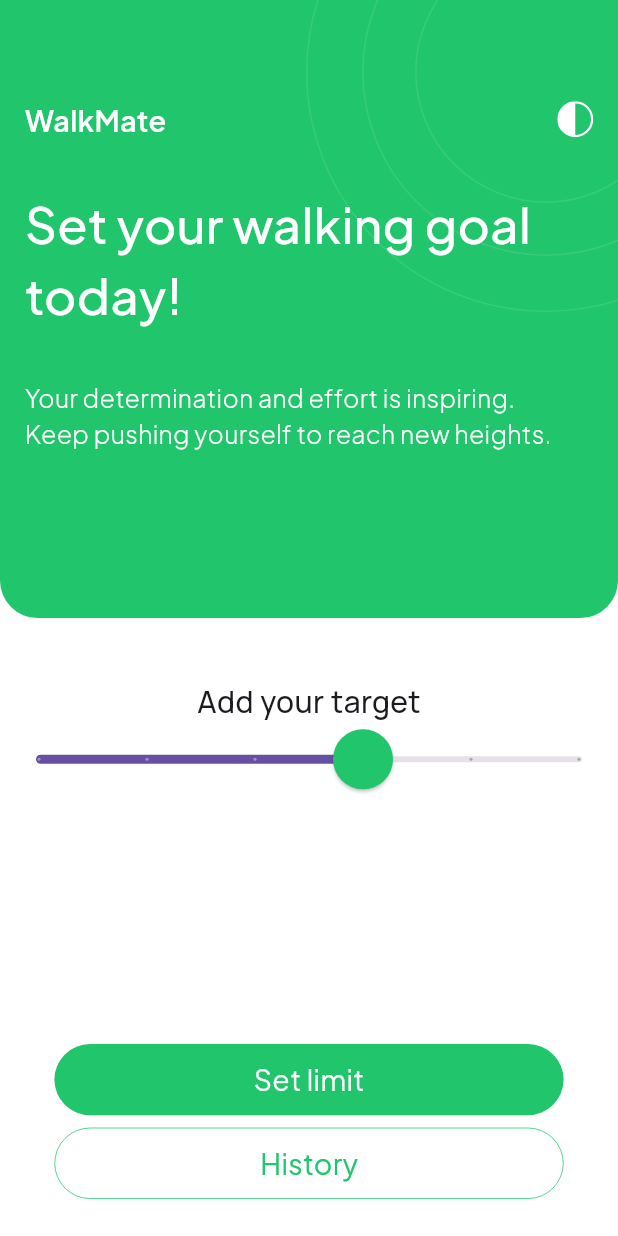
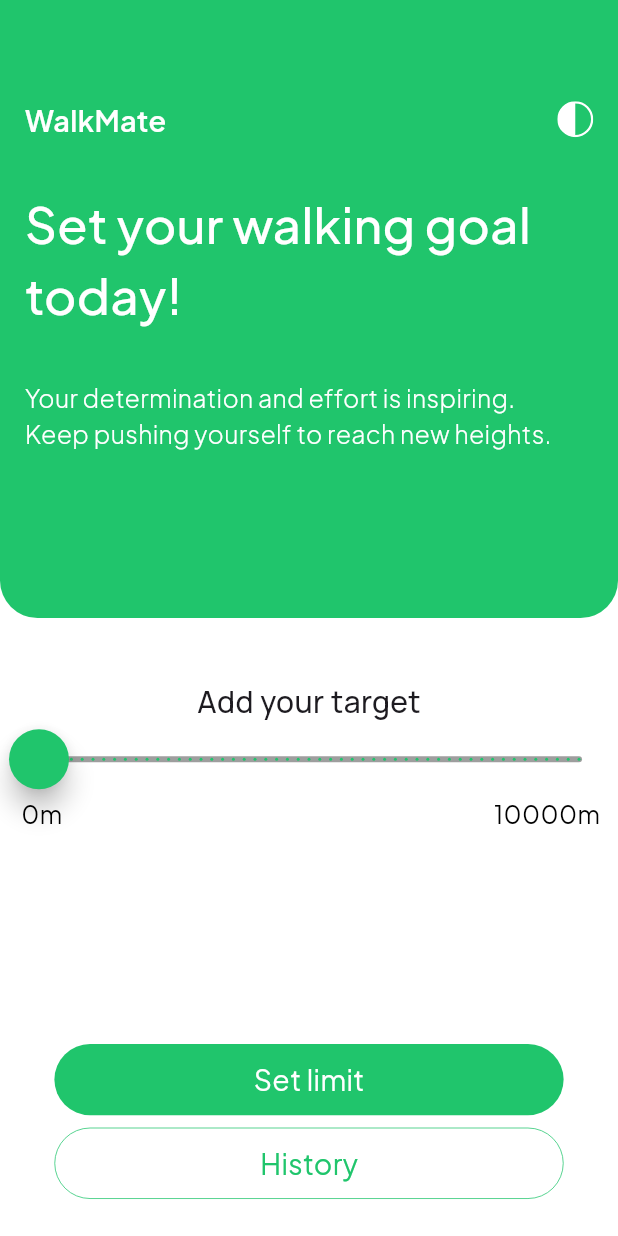
Before and after one commit to MonirNoyon/walkmate, a Flutter app: the screen it shows after launch, after a tap on "Get started", on a phone screen of 412 x 824 dp. Run offline on Flutter 3.47's test engine with Material 2 defaults, Android fonts, the phone set to English and light mode, and no system bars; our stand-ins replace flutter_animate, flutter_riverpod, flutter_svg, go_router, google_fonts, sizer.

Commit message:
change theme done

```diff
--- a/lib/config/route/app_pages.dart
+++ b/lib/config/route/app_pages.dart
@@ -20,7 +20,7 @@ class AppPages {
     GoRoute(
         name: AppRoutes.checkPoint,
         path: "/${AppRoutes.checkPoint}",
-        builder: ((context, state) =>  Checkpoint())),
+        builder: ((context, state) =>  CheckPoint())),
     GoRoute(
         name: AppRoutes.congrats,
         path: "/${AppRoutes.congrats}",
--- /dev/null
+++ b/lib/data/app_state_management.dart
@@ -0,0 +1,16 @@
+
+
+import 'package:flutter_riverpod/flutter_riverpod.dart';
+
+class ApplicationState extends StateNotifier<bool>{
+  ApplicationState():super(false);
+
+  void toggle() {
+    state = !state;
+  }
+
+}
+
+final appState = StateNotifierProvider<ApplicationState, bool>(
+      (ref) => ApplicationState(),
+);
--- /dev/null
+++ b/lib/feature/common_widget/custom_appbar.dart
@@ -0,0 +1,36 @@
+import 'package:flutter/material.dart';
+import 'package:flutter_riverpod/flutter_riverpod.dart';
+import 'package:flutter_svg/svg.dart';
+
+import '../../data/app_state_management.dart';
+import '../../resources/assets_manager.dart';
+import '../../resources/color_manager.dart';
+import '../../resources/font_manager.dart';
+import 'custom_text.dart';
+
+
+class CustomAppBar extends ConsumerWidget {
+  CustomAppBar({Key? key,required this.isTitleColorChange}) : super(key: key);
+
+  bool isTitleColorChange = false;
+
+  @override
+  Widget build(BuildContext context,WidgetRef ref) {
+    return Row(
+      mainAxisAlignment: MainAxisAlignment.spaceBetween,
+      children: [
+        CustomText(
+            text: 'WalkMate',
+            textColor: isTitleColorChange ? Colors.white : ColorManager.primary,
+            fontSize: FontSize.s14,
+            fontWeight: FontWeightManager.semiBold),
+        GestureDetector(
+            onTap: ()=> ref.read(appState.notifier).toggle(),
+            child: SvgPicture.asset(
+                AssetsManager.themeImage,
+                color: isTitleColorChange ? Colors.white : ColorManager.primary,
+            )),
+      ],
+    );
+  }
+}
--- a/lib/feature/common_widget/custom_button.dart
+++ b/lib/feature/common_widget/custom_button.dart
@@ -54,7 +54,7 @@ Widget CustomButton({
       child: InkWell(
         onTap: onTap,
         borderRadius: BorderRadius.circular(radius),
-        splashColor: Colors.blue.withOpacity(0.5),
+        splashColor: Colors.white12.withOpacity(0.5),
         child: Center(
           child: CustomText(
               text: text,
--- a/lib/feature/home/home_page.dart
+++ b/lib/feature/home/home_page.dart
@@ -1,7 +1,11 @@
 import 'package:flutter/material.dart';
+import 'package:flutter_riverpod/flutter_riverpod.dart';
 import 'package:flutter_svg/flutter_svg.dart';
 import 'package:go_router/go_router.dart';
+import 'package:google_fonts/google_fonts.dart';
 import 'package:sizer/sizer.dart';
+import 'package:walkmate/data/app_state_management.dart';
+import 'package:walkmate/feature/common_widget/custom_appbar.dart';
 import 'package:walkmate/feature/common_widget/custom_button.dart';
 import 'package:walkmate/feature/common_widget/custom_text.dart';
 import 'package:walkmate/resources/assets_manager.dart';
@@ -12,11 +16,12 @@ import 'package:flutter_animate/flutter_animate.dart';
 
 import '../../config/route/app_routes.dart';
 
-class HomePage extends StatelessWidget {
+class HomePage extends ConsumerWidget {
   const HomePage({Key? key}) : super(key: key);
 
   @override
-  Widget build(BuildContext context) {
+  Widget build(BuildContext context,WidgetRef ref) {
+    var darkMode = ref.watch(appState);
     final size = MediaQuery.of(context).size;
     return Scaffold(
       body: Column(
@@ -27,16 +32,8 @@ class HomePage extends StatelessWidget {
                 top: AppPadding.p8.h,
                 left: AppPadding.p2.h,
                 right: AppPadding.p2.h),
-            child: Row(
-              mainAxisAlignment: MainAxisAlignment.spaceBetween,
-              children: [
-                CustomText(
-                    text: 'WalkMate',
-                    textColor: ColorManager.primary,
-                    fontSize: FontSize.s14,
-                    fontWeight: FontWeightManager.semiBold),
-                SvgPicture.asset(AssetsManager.themeImage),
-              ],
+            child:  CustomAppBar(
+              isTitleColorChange: false,
             ),
           ),
           Padding(
@@ -46,24 +43,27 @@ class HomePage extends StatelessWidget {
               right: AppPadding.p4.h,
               bottom: AppPadding.p4.h,
             ),
-              child: CustomText(
-                  text: 'Set your walking goal today!',
-                  fontSize: FontSize.s24,
-                  fontWeight: FontWeightManager.medium)),
+            child: Text(
+              "Set your walking goal today!",
+              style: GoogleFonts.plusJakartaSans(
+                  fontSize: FontSize.s24.sp,
+                  fontWeight: FontWeightManager.medium),
+            ),
+          ),
           Expanded(
               child: Stack(
             children: [
               Image.asset(
-                AssetsManager.personLight,
+                darkMode
+                    ? AssetsManager.personDark
+                    : AssetsManager.personLight,
                 fit: BoxFit.cover,
               ).animate().fade(duration: 1200.ms, delay: 500.ms),
               Align(
                 alignment: Alignment.bottomCenter,
                 child: CustomButton(
                         text: 'Get started',
-                        onTap: () {
-                          context.goNamed(AppRoutes.setLanding);
-                        },
+                        onTap: ()=> context.goNamed(AppRoutes.setLanding),
                         textColor: Colors.white,
                         width: size.width * 0.16,
                         height: size.height * 0.007,
--- a/lib/feature/landing/set_landing.dart
+++ b/lib/feature/landing/set_landing.dart
@@ -1,9 +1,12 @@
+import 'dart:ui' as ui;
+
 import 'package:flutter/material.dart';
 import 'package:flutter_svg/svg.dart';
 import 'package:go_router/go_router.dart';
 import 'package:google_fonts/google_fonts.dart';
 import 'package:sizer/sizer.dart';
 import 'package:walkmate/config/route/app_routes.dart';
+import 'package:walkmate/feature/common_widget/custom_appbar.dart';
 import 'package:walkmate/feature/common_widget/custom_button.dart';
 import 'package:walkmate/resources/color_manager.dart';
 
@@ -12,8 +15,16 @@ import '../../resources/font_manager.dart';
 import '../../resources/values_manager.dart';
 import '../common_widget/custom_text.dart';
 
-class SetLandingPage extends StatelessWidget {
+class SetLandingPage extends StatefulWidget {
   const SetLandingPage({Key? key}) : super(key: key);
+
+  @override
+  State<SetLandingPage> createState() => _SetLandingPageState();
+}
+
+class _SetLandingPageState extends State<SetLandingPage> {
+
+  double _value = 0.00;
 
   @override
   Widget build(BuildContext context) {
@@ -23,6 +34,8 @@ class SetLandingPage extends StatelessWidget {
         children: [
           Stack(
             children: [
+              Positioned(
+                  top: 0, right: 0, child: SvgPicture.asset(AssetsManager.pattern)),
               Container(
                 height: size.height / 2,
                 decoration: BoxDecoration(
@@ -33,24 +46,14 @@ class SetLandingPage extends StatelessWidget {
                 child: Column(
                   crossAxisAlignment: CrossAxisAlignment.start,
                   children: [
+
                     Padding(
                       padding: EdgeInsets.only(
                           top: AppPadding.p8.h,
                           left: AppPadding.p2.h,
                           right: AppPadding.p2.h),
-                      child: Row(
-                        mainAxisAlignment: MainAxisAlignment.spaceBetween,
-                        children: [
-                          CustomText(
-                              text: 'WalkMate',
-                              textColor: Colors.white,
-                              fontSize: FontSize.s14,
-                              fontWeight: FontWeightManager.semiBold),
-                          SvgPicture.asset(
-                            AssetsManager.themeImage,
-                            color: Colors.white,
-                          ),
-                        ],
+                      child: CustomAppBar(
+                        isTitleColorChange: true,
                       ),
                     ),
                     Padding(
@@ -79,8 +82,6 @@ class SetLandingPage extends StatelessWidget {
                   ],
                 ),
               ),
-              Positioned(
-                  top: 0, right: 0, child: SvgPicture.asset(AssetsManager.pattern)),
             ],
           ),
           SizedBox(
@@ -94,18 +95,36 @@ class SetLandingPage extends StatelessWidget {
           SliderTheme(
             data: SliderThemeData(
                 thumbColor: ColorManager.primary,
-
-                thumbShape: RoundSliderThumbShape(
-                    enabledThumbRadius: 20,
+                thumbShape: const RoundSliderThumbShape(
+                  enabledThumbRadius: 20.0,
+                  disabledThumbRadius: 20.0,
+                  elevation: 7,
+                  pressedElevation: 9,
+                  // child: Icon(Icons.volume_up),
                 ),
 
             ),
             child: Slider.adaptive(
-
-              value: 0.5,
-              divisions: 5,
-              label: '12',
-              onChanged: (value) {},
+              value: _value,
+              activeColor: ColorManager.primary,
+              inactiveColor: Colors.grey,
+              divisions: 50,
+              label: _value.toString(),
+              onChanged: (value) {
+                setState(() {
+                  _value = value;
+                });
+              },
+            ),
+          ),
+          Padding(
+              padding: const EdgeInsets.only(left: AppPadding.p14,right: AppPadding.p12),
+            child: Row(
+              mainAxisAlignment: MainAxisAlignment.spaceBetween,
+              children: [
+                CustomText(text: '0m'),
+                CustomText(text: '10000m'),
+              ],
             ),
           ),
           Spacer(),
@@ -138,3 +157,46 @@ class SetLandingPage extends StatelessWidget {
     );
   }
 }
+
+
+
+
+
+//
+// class SliderThumbImage extends SliderComponentShape {
+//   final ui.Image image;
+//
+//   SliderThumbImage(this.image);
+//
+//   @override
+//   Size getPreferredSize(bool isEnabled, bool isDiscrete) {
+//     return Size(0, 0);
+//   }
+//
+//   @override
+//   void paint(PaintingContext context, Offset center,
+//       {required Animation<double> activationAnimation,
+//         required Animation<double> enableAnimation,
+//         required bool isDiscrete,
+//         required TextPainter labelPainter,
+//         required RenderBox parentBox,
+//         required SliderThemeData sliderTheme,
+//         required TextDirection textDirection,
+//         required double value}) {
+//     final canvas = context.canvas;
+//     final imageWidth = image?.width ?? 10;
+//     final imageHeight = image?.height ?? 10;
+//
+//     Offset imageOffset = Offset(
+//       center.dx - (imageWidth / 2),
+//       center.dy - (imageHeight / 2),
+//     );
+//
+//     Paint paint = Paint()..filterQuality = FilterQuality.high;
+//
+//     if (image != null) {
+//       canvas.drawImage(image, imageOffset, paint);
+//     }
+//   }
+// }
+//
--- a/lib/main.dart
+++ b/lib/main.dart
@@ -1,10 +1,12 @@
 import 'package:flutter/cupertino.dart';
 import 'package:flutter/material.dart';
 import 'package:flutter/services.dart';
+import 'package:flutter_riverpod/flutter_riverpod.dart';
 import 'package:sizer/sizer.dart';
 import 'package:walkmate/config/theme/theme_manager.dart';
 
 import 'config/route/app_pages.dart';
+import 'data/app_state_management.dart';
 
 void main() {
   WidgetsFlutterBinding.ensureInitialized();
@@ -17,14 +19,15 @@ void main() {
     statusBarColor: Colors.transparent,
     statusBarIconBrightness: Brightness.light,
   ));
-  runApp(const OnBoarding());
+  runApp( const ProviderScope(child:  OnBoarding()));
 }
 
-class OnBoarding extends StatelessWidget {
+class OnBoarding extends ConsumerWidget {
   const OnBoarding({Key? key}) : super(key: key);
 
   @override
-  Widget build(BuildContext context) {
+  Widget build(BuildContext context,WidgetRef ref) {
+    var darkMode = ref.watch(appState);
     return Sizer(
         builder: (context, orientation, deviceType) => MaterialApp.router(
               debugShowCheckedModeBanner: false,
@@ -33,7 +36,7 @@ class OnBoarding extends StatelessWidget {
               theme: getApplicationTheme(),
               // uses for dark theme
               darkTheme: getApplicationDarkTheme(),
-              themeMode: ThemeMode.light,
+              themeMode: darkMode ? ThemeMode.dark : ThemeMode.light,
               routerConfig: AppPages.router,
             ));
   }
--- a/pubspec.yaml
+++ b/pubspec.yaml
@@ -20,7 +20,7 @@ dependencies:
   sizer: ^2.0.15  #for responsive design
   flutter_svg: ^2.0.5 #for svg image show
   flutter_animate: ^4.1.1+1 #animate any widget
-  filling_slider: ^0.0.3
+  flutter_riverpod: ^2.3.5  # application state management
 
 dev_dependencies:
   flutter_test:
```
Also changed, not shown: lib/feature/congrats/congrates.dart (+17 -15 lines), lib/feature/landing/checkpoint.dart (+14 -30 lines), pubspec.lock. Lines whose indentation alone changed are shown as unchanged.
